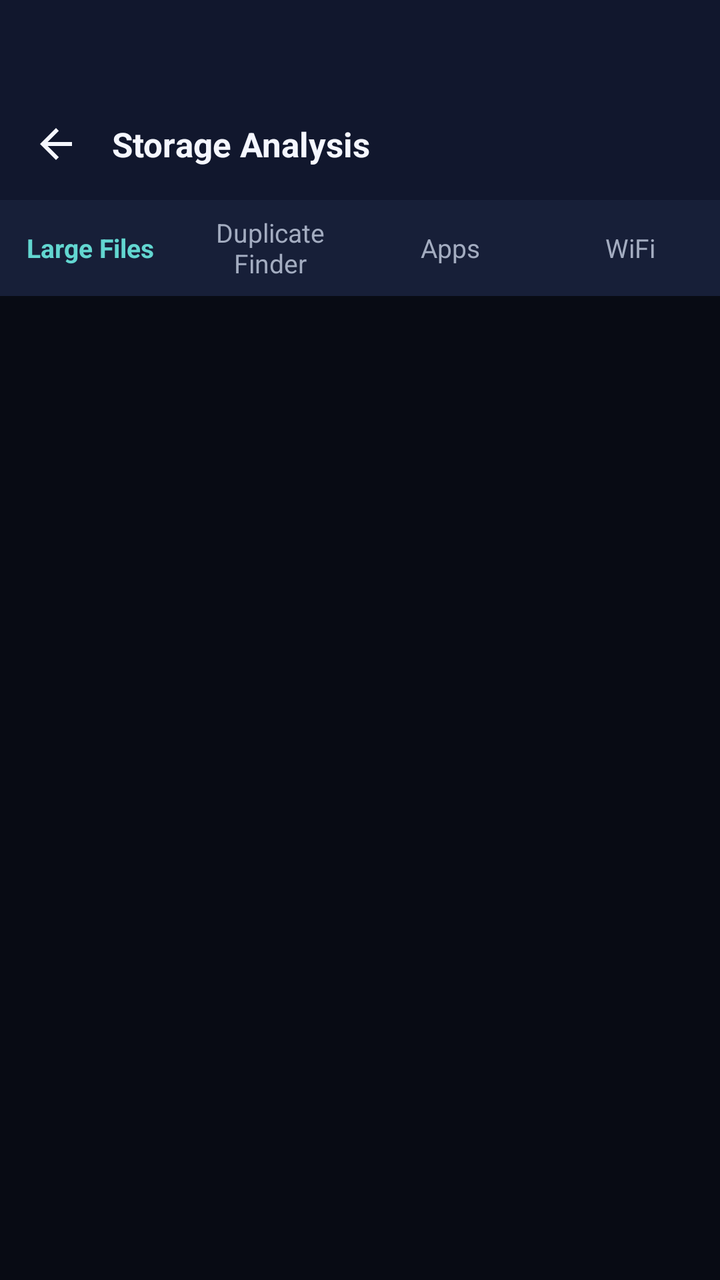
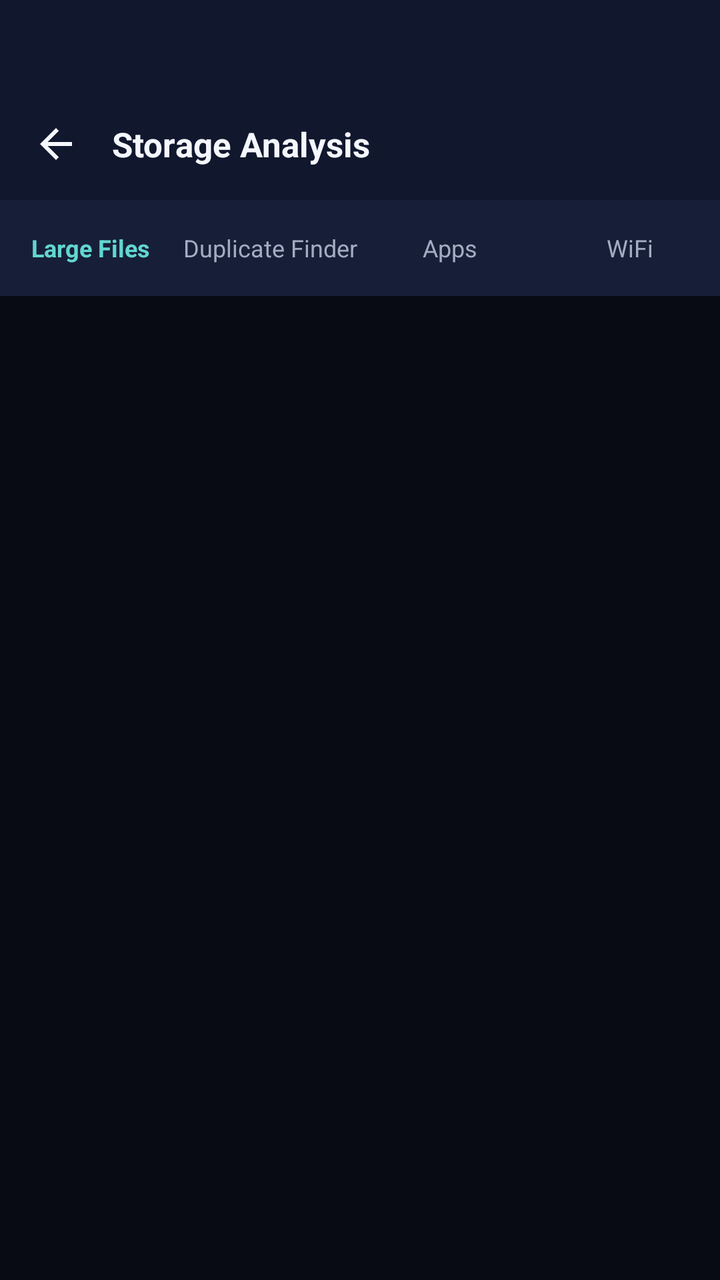

Compare the two renders of this Android layout. The source of the first and the diff that turns it into the second are given below.
<!-- AndroidManifest.xml: application theme Theme.ArtrawFiles -->
<!-- res/layout/activity_analyzer.xml -->
<?xml version="1.0" encoding="utf-8"?>
<LinearLayout xmlns:android="http://schemas.android.com/apk/res/android"
    android:layout_width="match_parent"
    android:layout_height="match_parent"
    android:orientation="vertical"
    android:background="@color/aurora_background_deep">

    
    <LinearLayout
        android:id="@+id/headerAnalyzer"
        android:layout_width="match_parent"
        android:layout_height="wrap_content"
        android:orientation="vertical"
        android:background="@color/aurora_background_surface">

        
        <View
            android:id="@+id/statusBarSpacerAnalyzer"
            android:layout_width="match_parent"
            android:layout_height="44dp" />

        <RelativeLayout
            android:layout_width="match_parent"
            android:layout_height="56dp"
            android:paddingStart="8dp"
            android:paddingEnd="8dp">

            <ImageView
                android:id="@+id/btnAnalyzerBack"
                android:layout_width="40dp"
                android:layout_height="40dp"
                android:layout_alignParentStart="true"
                android:layout_centerVertical="true"
                android:padding="8dp"
                android:background="@drawable/ripple_aurora"
                android:src="@drawable/ic_arrow_back"
                android:contentDescription="Back"
                android:tint="@color/aurora_text_primary" />

            <TextView
                android:layout_width="wrap_content"
                android:layout_height="wrap_content"
                android:layout_toEndOf="@id/btnAnalyzerBack"
                android:layout_centerVertical="true"
                android:layout_marginStart="8dp"
                android:text="@string/nav_analysis"
                android:textColor="@color/aurora_text_primary"
                android:textSize="17sp"
                android:textStyle="bold" />
        </RelativeLayout>
    </LinearLayout>

    
    <LinearLayout
        android:layout_width="match_parent"
        android:layout_height="48dp"
        android:orientation="horizontal"
        android:background="@color/aurora_background_elevated">

        <TextView
            android:id="@+id/tabLargeFiles"
            android:layout_width="0dp"
            android:layout_height="match_parent"
            android:layout_weight="1"
            android:gravity="center"
            android:text="@string/action_large_files"
            android:textColor="@color/aurora_primary"
            android:textSize="13sp"
            android:textStyle="bold"
            android:clickable="true"
            android:focusable="true" />

        <TextView
            android:id="@+id/tabDuplicates"
            android:layout_width="0dp"
            android:layout_height="match_parent"
            android:layout_weight="1"
            android:gravity="center"
            android:text="@string/action_duplicates"
            android:textColor="@color/aurora_text_secondary"
            android:textSize="13sp"
            android:clickable="true"
            android:focusable="true" />

        <TextView
            android:id="@+id/tabApps"
            android:layout_width="0dp"
            android:layout_height="match_parent"
            android:layout_weight="1"
            android:gravity="center"
            android:text="Apps"
            android:textColor="@color/aurora_text_secondary"
            android:textSize="13sp"
            android:clickable="true"
            android:focusable="true" />

        <TextView
            android:id="@+id/tabWifi"
            android:layout_width="0dp"
            android:layout_height="match_parent"
            android:layout_weight="1"
            android:gravity="center"
            android:text="WiFi"
            android:textColor="@color/aurora_text_secondary"
            android:textSize="13sp"
            android:clickable="true"
            android:focusable="true" />
    </LinearLayout>

    <FrameLayout
        android:layout_width="match_parent"
        android:layout_height="0dp"
        android:layout_weight="1">

        
        <LinearLayout
            android:id="@+id/layoutLargeFilesView"
            android:layout_width="match_parent"
            android:layout_height="match_parent"
            android:orientation="vertical">

            <ListView
                android:id="@+id/listViewLargeFiles"
                android:layout_width="match_parent"
                android:layout_height="match_parent"
                android:divider="@color/aurora_divider"
                android:dividerHeight="0.5dp"
                android:clipToPadding="false" />
        </LinearLayout>

        
        <LinearLayout
            android:id="@+id/layoutDuplicatesView"
            android:layout_width="match_parent"
            android:layout_height="match_parent"
            android:orientation="vertical"
            android:padding="14dp"
            android:visibility="gone">

            <LinearLayout
                android:layout_width="match_parent"
                android:layout_height="wrap_content"
                android:orientation="vertical"
                android:background="@drawable/bg_aurora_card"
                android:padding="16dp"
                android:layout_marginBottom="14dp">

                <TextView
                    android:layout_width="wrap_content"
                    android:layout_height="wrap_content"
                    android:text="Cryptographic Duplicate Cleaner"
                    android:textColor="@color/aurora_text_primary"
                    android:textSize="15sp"
                    android:textStyle="bold" />

                <TextView
                    android:layout_width="match_parent"
                    android:layout_height="wrap_content"
                    android:layout_marginTop="6dp"
                    android:text="Scan your device to find identical duplicate files. Auto-select extra copies and free up storage instantly."
                    android:textColor="@color/aurora_text_secondary"
                    android:textSize="12sp" />

                <Button
                    android:id="@+id/btnStartDuplicateScan"
                    android:layout_width="match_parent"
                    android:layout_height="44dp"
                    android:layout_marginTop="12dp"
                    android:background="@drawable/bg_aurora_button_primary"
                    android:text="Scan for Duplicates"
                    android:textColor="@color/aurora_on_primary"
                    android:textSize="14sp"
                    android:textStyle="bold" />
            </LinearLayout>

            <TextView
                android:id="@+id/tvDuplicateProgress"
                android:layout_width="match_parent"
                android:layout_height="wrap_content"
                android:gravity="center"
                android:textColor="@color/aurora_primary"
                android:textSize="13sp"
                android:layout_marginBottom="10dp"
                android:visibility="gone" />

            
            <LinearLayout
                android:id="@+id/layoutDuplicateSelectionActions"
                android:layout_width="match_parent"
                android:layout_height="wrap_content"
                android:orientation="horizontal"
                android:layout_marginBottom="10dp"
                android:visibility="gone">

                <Button
                    android:id="@+id/btnAutoSelectDuplicates"
                    android:layout_width="0dp"
                    android:layout_height="36dp"
                    android:layout_weight="1.2"
                    android:background="@drawable/bg_aurora_button_outlined"
                    android:text="Auto-Select Copies"
                    android:textColor="@color/aurora_primary"
                    android:textSize="11sp"
                    android:textStyle="bold" />

                <Button
                    android:id="@+id/btnSelectAllDuplicates"
                    android:layout_width="0dp"
                    android:layout_height="36dp"
                    android:layout_weight="1"
                    android:layout_marginStart="8dp"
                    android:background="@drawable/bg_aurora_button_outlined"
                    android:text="Select All"
                    android:textColor="@color/aurora_text_primary"
                    android:textSize="11sp" />

                <Button
                    android:id="@+id/btnDeselectAllDuplicates"
                    android:layout_width="0dp"
                    android:layout_height="36dp"
                    android:layout_weight="1"
                    android:layout_marginStart="8dp"
                    android:background="@drawable/bg_aurora_button_outlined"
                    android:text="Deselect"
                    android:textColor="@color/aurora_text_secondary"
                    android:textSize="11sp" />
            </LinearLayout>

            <ListView
                android:id="@+id/listViewDuplicates"
                android:layout_width="match_parent"
                android:layout_height="0dp"
                android:layout_weight="1"
                android:divider="@color/aurora_divider"
                android:dividerHeight="0.5dp"
                android:clipToPadding="false" />

            
            <LinearLayout
                android:id="@+id/layoutDuplicateDeleteBar"
                android:layout_width="match_parent"
                android:layout_height="wrap_content"
                android:orientation="horizontal"
                android:background="@drawable/bg_aurora_card"
                android:gravity="center_vertical"
                android:padding="14dp"
                android:layout_marginTop="10dp"
                android:visibility="gone">

                <TextView
                    android:id="@+id/tvDuplicateSelectedSummary"
                    android:layout_width="0dp"
                    android:layout_height="wrap_content"
                    android:layout_weight="1"
                    android:text="0 duplicates selected"
                    android:textColor="@color/aurora_text_primary"
                    android:textSize="13sp"
                    android:textStyle="bold" />

                <Button
                    android:id="@+id/btnDeleteSelectedDuplicates"
                    android:layout_width="wrap_content"
                    android:layout_height="40dp"
                    android:background="@drawable/bg_aurora_button_primary"
                    android:paddingStart="18dp"
                    android:paddingEnd="18dp"
                    android:text="Delete Selected"
                    android:textColor="@color/aurora_on_primary"
                    android:textSize="13sp"
                    android:textStyle="bold" />
            </LinearLayout>
        </LinearLayout>

        
        <LinearLayout
            android:id="@+id/layoutAppsView"
            android:layout_width="match_parent"
            android:layout_height="match_parent"
            android:orientation="vertical"
            android:visibility="gone">

            <TextView
                android:layout_width="match_parent"
                android:layout_height="wrap_content"
                android:text="Installed Apps Storage"
                android:textColor="@color/aurora_text_primary"
                android:textSize="16sp"
                android:textStyle="bold"
                android:padding="16dp" />

            <ListView
                android:id="@+id/listViewApps"
                android:layout_width="match_parent"
                android:layout_height="match_parent"
                android:divider="@color/aurora_divider"
                android:dividerHeight="0.5dp"
                android:clipToPadding="false" />
        </LinearLayout>

        
        <LinearLayout
            android:id="@+id/layoutWifiView"
            android:layout_width="match_parent"
            android:layout_height="match_parent"
            android:orientation="vertical"
            android:visibility="gone">

            <TextView
                android:layout_width="wrap_content"
                android:layout_height="wrap_content"
                android:text="WiFi File Transfer"
                android:textColor="@color/aurora_text_primary"
                android:textSize="18sp"
                android:textStyle="bold"
                android:padding="16dp" />

            <TextView
                android:layout_width="match_parent"
                android:layout_height="wrap_content"
                android:text="Start a wireless server to transfer files between your phone and PC over WiFi.\n\nMake sure both devices are on the same WiFi network.\n\nTap 'Open WiFi Transfer' to launch the server."
                android:textColor="@color/aurora_text_secondary"
                android:textSize="14sp"
                android:paddingStart="16dp"
                android:paddingEnd="16dp"
                android:lineSpacingExtra="4dp" />

            <Button
                android:id="@+id/btnOpenWifiTransfer"
                android:layout_width="match_parent"
                android:layout_height="48dp"
                android:layout_margin="16dp"
                android:background="@drawable/bg_aurora_button_primary"
                android:text="Open WiFi Transfer"
                android:textColor="@color/aurora_on_primary"
                android:textSize="15sp"
                android:textStyle="bold" />
        </LinearLayout>

        <ProgressBar
            android:id="@+id/progressAnalyzer"
            android:layout_width="48dp"
            android:layout_height="48dp"
            android:layout_gravity="center"
            android:indeterminate="true"
            android:indeterminateTint="@color/aurora_primary"
            android:visibility="gone" />
    </FrameLayout>
</LinearLayout>
<!-- resources referenced by this layout -->
<resources>
  <color name="aurora_background_deep">#080B14</color>
  <color name="aurora_background_elevated">#171F38</color>
  <color name="aurora_background_surface">#11172D</color>
  <color name="aurora_divider">#1E2A3A</color>
  <color name="aurora_on_primary">#080B14</color>
  <color name="aurora_primary">#62D6D0</color>
  <color name="aurora_text_primary">#F5F7FF</color>
  <color name="aurora_text_secondary">#A3ACC0</color>
  <!-- drawable bg_aurora_button_outlined (drawable) -->
  <?xml version="1.0" encoding="utf-8"?>
  <shape xmlns:android="http://schemas.android.com/apk/res/android"
      android:shape="rectangle">
      <solid android:color="@android:color/transparent" />
      <corners android:radius="10dp" />
      <stroke
          android:width="1dp"
          android:color="@color/aurora_outline" />
  </shape>
  <!-- drawable bg_aurora_button_primary (drawable) -->
  <?xml version="1.0" encoding="utf-8"?>
  <shape xmlns:android="http://schemas.android.com/apk/res/android"
      android:shape="rectangle">
      
      <gradient
          android:type="linear"
          android:startColor="@color/aurora_primary"
          android:endColor="@color/aurora_secondary"
          android:angle="135" />
      <corners android:radius="10dp" />
  </shape>
  <!-- drawable bg_aurora_card (drawable) -->
  <?xml version="1.0" encoding="utf-8"?>
  <shape xmlns:android="http://schemas.android.com/apk/res/android"
      android:shape="rectangle">
      <solid android:color="@color/aurora_background_surface" />
      <corners android:radius="12dp" />
      <stroke
          android:width="0.5dp"
          android:color="@color/aurora_outline" />
  </shape>
  <!-- drawable ic_arrow_back (drawable) -->
  <vector xmlns:android="http://schemas.android.com/apk/res/android"
      android:width="24dp"
      android:height="24dp"
      android:viewportWidth="24"
      android:viewportHeight="24">
      <path
          android:fillColor="#F0F2F5"
          android:pathData="M20,11H7.83l5.59,-5.59L12,4l-8,8 8,8 1.41,-1.41L7.83,13H20v-2z"/>
  </vector>
  <!-- drawable ripple_aurora (drawable) -->
  <?xml version="1.0" encoding="utf-8"?>
  <ripple xmlns:android="http://schemas.android.com/apk/res/android"
      android:color="#3362D6D0">
      <item android:id="@android:id/mask">
          <shape android:shape="rectangle">
              <solid android:color="@color/aurora_primary" />
              <corners android:radius="10dp" />
          </shape>
      </item>
  </ripple>
  <string name="action_duplicates">Duplicate Finder</string>
  <string name="action_large_files">Large Files</string>
  <string name="nav_analysis">Storage Analysis</string>
  <color name="aurora_outline">#2A3B4C</color>
  <color name="aurora_secondary">#8B5CF6</color>
  <!-- unchanged entries left out for length: 1 -->
</resources>

<!-- the commit's change to res/layout/activity_analyzer.xml (unified diff, before → after) -->
@@ -65,8 +65,8 @@
             android:gravity="center"
             android:text="@string/action_large_files"
             android:textColor="@color/aurora_primary"
-            android:textSize="13sp"
             android:textStyle="bold"
+            android:textSize="12sp"
             android:clickable="true"
             android:focusable="true" />
 
@@ -78,7 +78,8 @@
             android:gravity="center"
             android:text="@string/action_duplicates"
             android:textColor="@color/aurora_text_secondary"
-            android:textSize="13sp"
+            android:textStyle="normal"
+            android:textSize="12sp"
             android:clickable="true"
             android:focusable="true" />
 
@@ -90,7 +91,8 @@
             android:gravity="center"
             android:text="Apps"
             android:textColor="@color/aurora_text_secondary"
-            android:textSize="13sp"
+            android:textStyle="normal"
+            android:textSize="12sp"
             android:clickable="true"
             android:focusable="true" />
 
@@ -102,7 +104,8 @@
             android:gravity="center"
             android:text="WiFi"
             android:textColor="@color/aurora_text_secondary"
-            android:textSize="13sp"
+            android:textStyle="normal"
+            android:textSize="12sp"
             android:clickable="true"
             android:focusable="true" />
     </LinearLayout>
@@ -149,9 +152,9 @@
                     android:layout_width="wrap_content"
                     android:layout_height="wrap_content"
                     android:text="Cryptographic Duplicate Cleaner"
+                    android:textStyle="bold"
                     android:textColor="@color/aurora_text_primary"
-                    android:textSize="15sp"
-                    android:textStyle="bold" />
+                    style="@style/Widget.ArtrawFiles.Text.Title" />
 
                 <TextView
                     android:layout_width="match_parent"
@@ -159,7 +162,7 @@
                     android:layout_marginTop="6dp"
                     android:text="Scan your device to find identical duplicate files. Auto-select extra copies and free up storage instantly."
                     android:textColor="@color/aurora_text_secondary"
-                    android:textSize="12sp" />
+                    style="@style/Widget.ArtrawFiles.Text.Body" />
 
                 <Button
                     android:id="@+id/btnStartDuplicateScan"
@@ -283,9 +286,9 @@
                 android:layout_width="match_parent"
                 android:layout_height="wrap_content"
                 android:text="Installed Apps Storage"
+                android:textStyle="bold"
                 android:textColor="@color/aurora_text_primary"
-                android:textSize="16sp"
-                android:textStyle="bold"
+                style="@style/Widget.ArtrawFiles.Text.Title"
                 android:padding="16dp" />
 
             <ListView
@@ -309,9 +312,9 @@
                 android:layout_width="wrap_content"
                 android:layout_height="wrap_content"
                 android:text="WiFi File Transfer"
+                android:textStyle="bold"
                 android:textColor="@color/aurora_text_primary"
-                android:textSize="18sp"
-                android:textStyle="bold"
+                style="@style/Widget.ArtrawFiles.Text.Title"
                 android:padding="16dp" />
 
             <TextView
@@ -319,10 +322,9 @@
                 android:layout_height="wrap_content"
                 android:text="Start a wireless server to transfer files between your phone and PC over WiFi.\n\nMake sure both devices are on the same WiFi network.\n\nTap 'Open WiFi Transfer' to launch the server."
                 android:textColor="@color/aurora_text_secondary"
-                android:textSize="14sp"
+                style="@style/Widget.ArtrawFiles.Text.Body"
                 android:paddingStart="16dp"
-                android:paddingEnd="16dp"
-                android:lineSpacingExtra="4dp" />
+                android:paddingEnd="16dp" />
 
             <Button
                 android:id="@+id/btnOpenWifiTransfer"
<!-- resource entries referenced after the edit -->
@@ -64,8 +64,32 @@
   <string name="action_duplicates">Duplicate Finder</string>
   <string name="action_large_files">Large Files</string>
   <string name="nav_analysis">Storage Analysis</string>
+  <style name="Widget.ArtrawFiles.Text.Body" parent="Widget.ArtrawFiles.Text.Display">
+          <item name="android:textSize">14sp</item>
+          <item name="android:textStyle">normal</item>
+          <item name="android:lineHeight">21sp</item>
+          <item name="android:lineSpacingExtra">4sp</item>
+      </style>
+  <style name="Widget.ArtrawFiles.Text.Title" parent="Widget.ArtrawFiles.Text.Display">
+          <item name="android:textSize">16sp</item>
+          <item name="android:textStyle">bold</item>
+          <item name="android:lineHeight">24sp</item>
+      </style>
   <color name="aurora_outline">#2A3B4C</color>
   <color name="aurora_secondary">#8B5CF6</color>
+  <style name="Widget.ArtrawFiles.Text.Display" parent="Widget.ArtrawFiles.Text">
+          <item name="android:textSize">24sp</item>
+          <item name="android:textStyle">bold</item>
+          <item name="android:lineHeight">32sp</item>
+          <item name="android:letterSpacing">-0.04</item>
+      </style>
+  <style name="Widget.ArtrawFiles.Text">
+          <item name="android:textColor">@color/aurora_text_primary</item>
+          <item name="android:textSize">14sp</item>
+          <item name="android:textStyle">normal</item>
+          <item name="android:fontFamily">sans-serif</item>
+          <item name="android:lineHeight">21sp</item>
+      </style>
   <!-- unchanged entries left out for length: 1 -->
 </resources>
 
